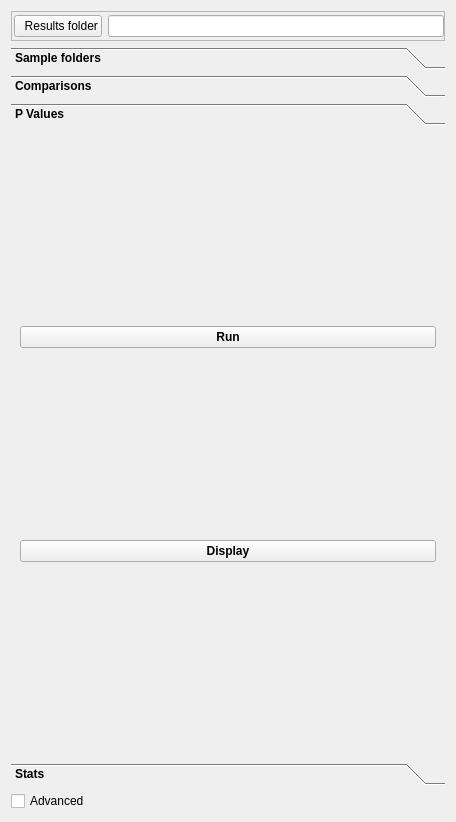
Above: ClearMap/gui/creator/group_analysis_tab.ui from ClearAnatomics/ClearMap before the change. Below: the same form after it.
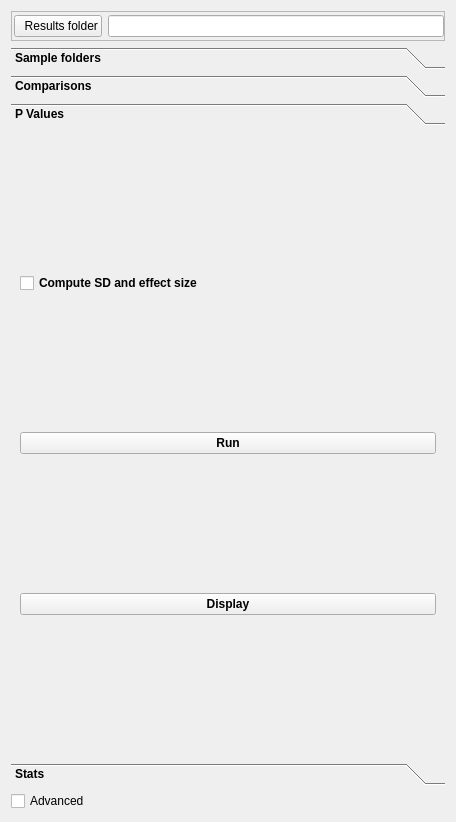
That is the form after the change. The open tabs and pages were chosen to show the change. Icons and pictures are not drawn.

Commit message: IMPROVEMENT: Adds handling for advanced settings in channel tabs

Diff of the .ui file:
```diff
--- a/ClearMap/gui/creator/group_analysis_tab.ui
+++ b/ClearMap/gui/creator/group_analysis_tab.ui
@@ -72,6 +72,7 @@
     <widget class="QToolBox" name="batchToolBox">
      <property name="font">
       <font>
+       <weight>75</weight>
        <bold>true</bold>
       </font>
      </property>
@@ -171,13 +172,20 @@
         <x>0</x>
         <y>0</y>
         <width>438</width>
-        <height>620</height>
+        <height>600</height>
        </rect>
       </property>
       <attribute name="label">
        <string>P Values</string>
       </attribute>
       <layout class="QVBoxLayout" name="verticalLayout">
+       <item>
+        <widget class="QCheckBox" name="computeSdAndEffectSizeCheckBox">
+         <property name="text">
+          <string>Compute SD and effect size</string>
+         </property>
+        </widget>
+       </item>
        <item>
         <widget class="QPushButton" name="runPValsPushButton">
          <property name="toolTip">
```
Left out of the diff: 8 changed lines with no effect on the pictures. The commit also changes 4 other files.
